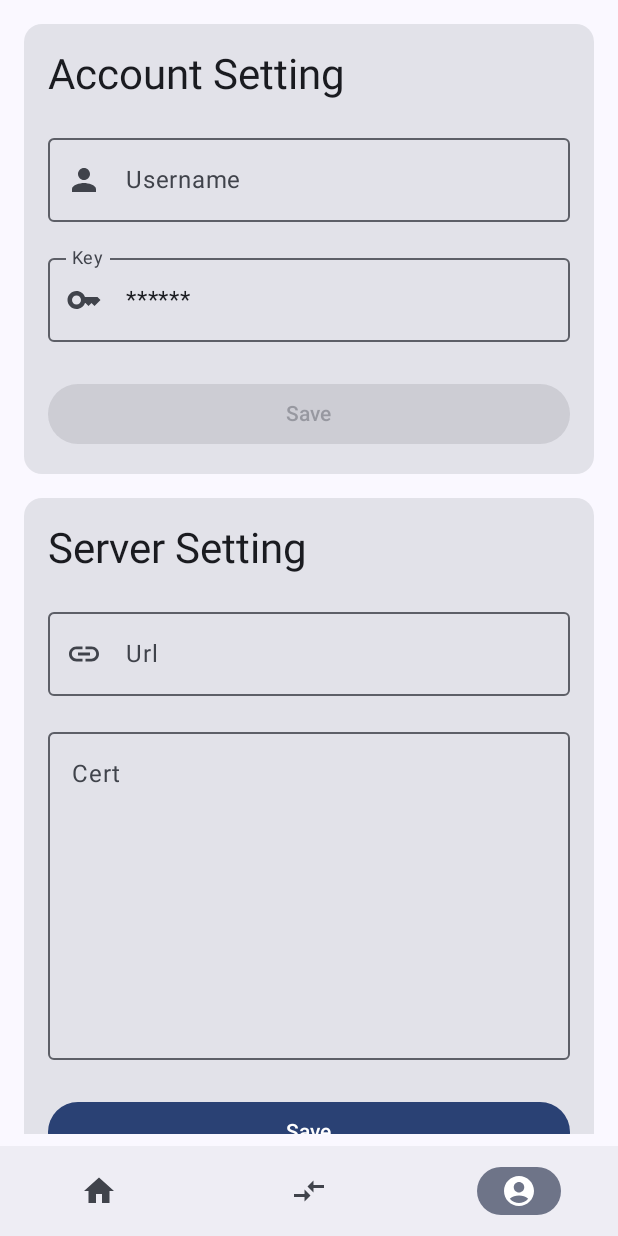
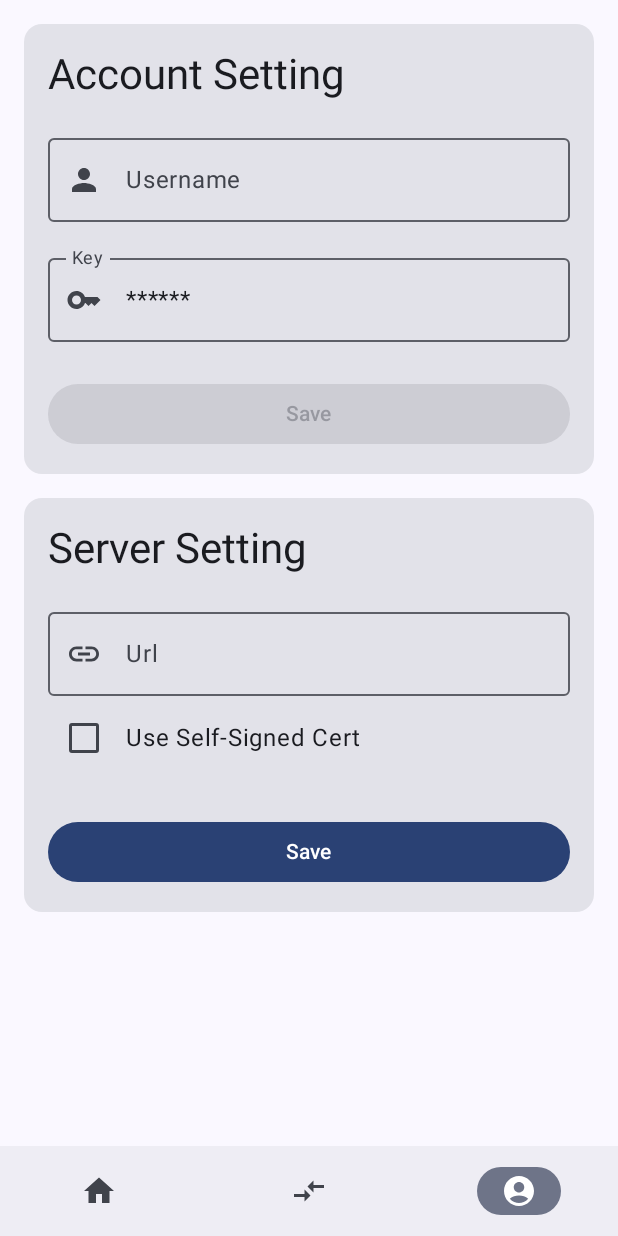
Before and after one commit to rootacite/Aether, an Android app built with Jetpack Compose: the MeScreen screen opened through its navigation route, after a tap on "Save", on a phone screen of 412 x 824 dp. Run offline under Robolectric (Android 15) with nearby library versions, the light colour scheme and no system bars; our stand-ins replace Dagger/Hilt's generated code.

Commit message:
[feat] Optional self signed certificate

```diff
--- a/app/src/main/java/com/acitelight/aether/AetherApp.kt
+++ b/app/src/main/java/com/acitelight/aether/AetherApp.kt
@@ -5,9 +5,11 @@ import android.content.Context
 import androidx.datastore.core.DataStore
 import androidx.datastore.preferences.core.Preferences
 import androidx.datastore.preferences.preferencesDataStore
+import dagger.hilt.android.HiltAndroidApp
 
 val Context.dataStore: DataStore<Preferences> by preferencesDataStore(name = "configure")
 
+@HiltAndroidApp
 class AetherApp : Application() {
     override fun onCreate() {
         super.onCreate()
--- a/app/src/main/java/com/acitelight/aether/MainActivity.kt
+++ b/app/src/main/java/com/acitelight/aether/MainActivity.kt
@@ -55,10 +55,17 @@ import com.acitelight.aether.view.HomeScreen
 import com.acitelight.aether.view.MeScreen
 import com.acitelight.aether.view.VideoPlayer
 import com.acitelight.aether.view.VideoScreen
+import dagger.hilt.android.AndroidEntryPoint
+import kotlinx.coroutines.Dispatchers
+import kotlinx.coroutines.withContext
+import okhttp3.OkHttpClient
+import okhttp3.Request
 
+@AndroidEntryPoint
 class MainActivity : ComponentActivity() {
     override fun onCreate(savedInstanceState: Bundle?) {
         super.onCreate(savedInstanceState)
+
         window.attributes = window.attributes.apply {
             screenBrightness = WindowManager.LayoutParams.BRIGHTNESS_OVERRIDE_NONE
         }
--- /dev/null
+++ b/app/src/main/java/com/acitelight/aether/service/SettingsDataStoreManager.kt
@@ -0,0 +1,85 @@
+package com.acitelight.aether.service
+
+import android.content.Context
+import androidx.datastore.core.DataStore
+import androidx.datastore.preferences.core.Preferences
+import androidx.datastore.preferences.core.booleanPreferencesKey
+import androidx.datastore.preferences.core.edit
+import androidx.datastore.preferences.core.stringPreferencesKey
+import androidx.datastore.preferences.preferencesDataStore
+import dagger.hilt.android.qualifiers.ApplicationContext
+import kotlinx.coroutines.flow.Flow
+import kotlinx.coroutines.flow.map
+import javax.inject.Inject
+import javax.inject.Singleton
+
+private val Context.dataStore: DataStore<Preferences> by preferencesDataStore(name = "settings")
+
+@Singleton
+class SettingsDataStoreManager @Inject constructor(
+    @ApplicationContext private val context: Context
+) {
+    companion object {
+        val USER_NAME_KEY = stringPreferencesKey("user_name")
+        val PRIVATE_KEY = stringPreferencesKey("private_key")
+        val URL_KEY = stringPreferencesKey("url")
+        val CERT_KEY = stringPreferencesKey("cert")
+        val USE_SELF_SIGNED_KEY = booleanPreferencesKey("use_self_signed")
+    }
+
+    val userNameFlow: Flow<String> = context.dataStore.data.map { preferences ->
+        preferences[USER_NAME_KEY] ?: ""
+    }
+
+    val privateKeyFlow: Flow<String> = context.dataStore.data.map { preferences ->
+        preferences[PRIVATE_KEY] ?: ""
+    }
+
+    val urlFlow: Flow<String> = context.dataStore.data.map { preferences ->
+        preferences[URL_KEY] ?: ""
+    }
+
+    val certFlow: Flow<String> = context.dataStore.data.map { preferences ->
+        preferences[CERT_KEY] ?: ""
+    }
+
+    val useSelfSignedFlow: Flow<Boolean> = context.dataStore.data.map { preferences ->
+        preferences[USE_SELF_SIGNED_KEY] ?: false
+    }
+
+    suspend fun saveUserName(name: String) {
+        context.dataStore.edit { preferences ->
+            preferences[USER_NAME_KEY] = name
+        }
+    }
+
+    suspend fun savePrivateKey(key: String) {
+        context.dataStore.edit { preferences ->
+            preferences[PRIVATE_KEY] = key
+        }
+    }
+
+    suspend fun saveUrl(url: String) {
+        context.dataStore.edit { preferences ->
+            preferences[URL_KEY] = url
+        }
+    }
+
+    suspend fun saveCert(cert: String) {
+        context.dataStore.edit { preferences ->
+            preferences[CERT_KEY] = cert
+        }
+    }
+
+    suspend fun saveUseSelfSigned(useSelfSigned: Boolean) {
+        context.dataStore.edit { preferences ->
+            preferences[USE_SELF_SIGNED_KEY] = useSelfSigned
+        }
+    }
+
+    suspend fun clearAll() {
+        context.dataStore.edit { preferences ->
+            preferences.clear()
+        }
+    }
+}
--- a/app/src/main/java/com/acitelight/aether/view/HomeScreen.kt
+++ b/app/src/main/java/com/acitelight/aether/view/HomeScreen.kt
@@ -22,6 +22,7 @@ import androidx.compose.ui.draw.alpha
 import androidx.compose.ui.tooling.preview.Preview
 import androidx.compose.ui.unit.dp
 import androidx.compose.ui.unit.sp
+import androidx.hilt.navigation.compose.hiltViewModel
 import androidx.lifecycle.viewmodel.compose.viewModel
 import androidx.navigation.NavController
 import com.acitelight.aether.Global
@@ -30,7 +31,7 @@ import com.acitelight.aether.service.RecentManager
 import com.acitelight.aether.viewModel.HomeScreenViewModel
 
 @Composable
-fun HomeScreen(homeScreenViewModel: HomeScreenViewModel = viewModel(), navController: NavController)
+fun HomeScreen(homeScreenViewModel: HomeScreenViewModel = hiltViewModel(), navController: NavController)
 {
     if(Global.loggedIn)
         homeScreenViewModel.Init()
--- a/app/src/main/java/com/acitelight/aether/view/MeScreen.kt
+++ b/app/src/main/java/com/acitelight/aether/view/MeScreen.kt
@@ -3,11 +3,13 @@ package com.acitelight.aether.view
 import android.widget.Toast
 import androidx.compose.foundation.layout.Arrangement
 import androidx.compose.foundation.layout.Column
+import androidx.compose.foundation.layout.Row
 import androidx.compose.foundation.layout.Spacer
 import androidx.compose.foundation.layout.fillMaxSize
 import androidx.compose.foundation.layout.fillMaxWidth
 import androidx.compose.foundation.layout.height
 import androidx.compose.foundation.layout.padding
+import androidx.compose.foundation.layout.width
 import androidx.compose.foundation.lazy.LazyColumn
 import androidx.compose.foundation.text.KeyboardOptions
 import androidx.compose.material.icons.Icons
@@ -17,6 +19,7 @@ import androidx.compose.material.icons.filled.Person
 import androidx.compose.material.icons.filled.Security
 import androidx.compose.material3.Button
 import androidx.compose.material3.Card
+import androidx.compose.material3.Checkbox
 import androidx.compose.material3.Icon
 import androidx.compose.material3.MaterialTheme
 import androidx.compose.material3.OutlinedTextField
@@ -32,16 +35,19 @@ import androidx.compose.ui.text.TextStyle
 import androidx.compose.ui.text.input.KeyboardType
 import androidx.compose.ui.unit.dp
 import androidx.compose.ui.unit.sp
+import androidx.hilt.navigation.compose.hiltViewModel
 import androidx.lifecycle.viewmodel.compose.viewModel
 import com.acitelight.aether.viewModel.MeScreenViewModel
 
 @Composable
-fun MeScreen(meScreenViewModel: MeScreenViewModel = viewModel()) {
+fun MeScreen(meScreenViewModel: MeScreenViewModel = hiltViewModel()) {
     val context = LocalContext.current
     var username by meScreenViewModel.username;
     var privateKey by meScreenViewModel.privateKey;
     var url by meScreenViewModel.url
     var cert by meScreenViewModel.cert
+
+    val uss by meScreenViewModel.uss.collectAsState(initial = false)
 
     LazyColumn(
         modifier = Modifier
@@ -134,6 +140,8 @@ fun MeScreen(meScreenViewModel: MeScreenViewModel = viewModel()) {
                             .align(Alignment.Start)
                     )
 
+                    Spacer(modifier = Modifier.width(8.dp))
+
                     // Username input field
                     OutlinedTextField(
                         value = url,
@@ -146,9 +154,25 @@ fun MeScreen(meScreenViewModel: MeScreenViewModel = viewModel()) {
                         modifier = Modifier.fillMaxWidth()
                     )
 
-                    Spacer(modifier = Modifier.height(16.dp))
+                    Spacer(modifier = Modifier.height(4.dp))
 
+                    Row(Modifier.align(Alignment.Start)) {
+                        Checkbox(
+                            checked = uss,
+                            onCheckedChange = { isChecked ->
+                                meScreenViewModel.onUseSelfSignedCheckedChange(isChecked)
+                            },
+                            modifier = Modifier.align(Alignment.CenterVertically)
+                        )
+                        Spacer(modifier = Modifier.width(4.dp))
+                        Text(
+                            text = "Use Self-Signed Cert",
+                            modifier = Modifier.align(Alignment.CenterVertically)
+                        )
+                    }
+                    Spacer(modifier = Modifier.height(4.dp))
                     // Private key input field
+                    if (uss)
                         OutlinedTextField(
                             value = cert,
                             onValueChange = { cert = it },
--- a/app/src/main/java/com/acitelight/aether/viewModel/HomeScreenViewModel.kt
+++ b/app/src/main/java/com/acitelight/aether/viewModel/HomeScreenViewModel.kt
@@ -31,33 +31,19 @@ import kotlinx.coroutines.flow.StateFlow
 import kotlinx.coroutines.flow.first
 import kotlinx.coroutines.flow.map
 import kotlinx.coroutines.launch
+import javax.inject.Inject
+import com.acitelight.aether.service.*
+import dagger.hilt.android.lifecycle.HiltViewModel
 
-class HomeScreenViewModel(application: Application) : AndroidViewModel(application)
+
+@HiltViewModel
+class HomeScreenViewModel @Inject constructor(
+    private val settingsDataStoreManager: SettingsDataStoreManager
+) : ViewModel()
 {
-    private val dataStore = application.dataStore
-    private val USER_NAME_KEY = stringPreferencesKey("user_name")
-    private val PRIVATE_KEY   = stringPreferencesKey("private_key")
-    private val URL_KEY = stringPreferencesKey("url")
-    private val CERT_KEY   = stringPreferencesKey("cert")
-
-    val userNameFlow: Flow<String> = dataStore.data.map { preferences ->
-        preferences[USER_NAME_KEY] ?: ""
-    }
-
-    val privateKeyFlow: Flow<String> = dataStore.data.map {  preferences ->
-        preferences[PRIVATE_KEY] ?: ""
-    }
-
-    val urlFlow: Flow<String> = dataStore.data.map { preferences ->
-        preferences[URL_KEY] ?: ""
-    }
-
-    val certFlow: Flow<String> = dataStore.data.map {  preferences ->
-        preferences[CERT_KEY] ?: ""
-    }
-
     var _init = false
     var imageLoader: ImageLoader? = null;
+    val uss = settingsDataStoreManager.useSelfSignedFlow
 
     @Composable
     fun Init(){
@@ -79,15 +65,15 @@ class HomeScreenViewModel(application: Application) : AndroidViewModel(applicati
 
     init {
         viewModelScope.launch {
-            val u = userNameFlow.first()
-            val p = privateKeyFlow.first()
-            val ur = urlFlow.first()
-            val c = certFlow.first()
+            val u = settingsDataStoreManager.userNameFlow.first()
+            val p = settingsDataStoreManager.privateKeyFlow.first()
+            val ur = settingsDataStoreManager.urlFlow.first()
+            val c = settingsDataStoreManager.certFlow.first()
 
-            if(u=="" || p=="" || ur=="" || c=="") return@launch
+            if(u=="" || p=="" || ur=="") return@launch
 
             try{
-                val usedUrl = ApiClient.apply(ur, c)
+                val usedUrl = ApiClient.apply(ur, if(uss.first()) c else "")
 
                 if (MediaManager.token == "null")
                     MediaManager.token = AuthManager.fetchToken(
--- a/app/src/main/java/com/acitelight/aether/viewModel/MeScreenViewModel.kt
+++ b/app/src/main/java/com/acitelight/aether/viewModel/MeScreenViewModel.kt
@@ -8,6 +8,7 @@ import androidx.compose.ui.platform.LocalContext
 import androidx.datastore.preferences.core.edit
 import androidx.datastore.preferences.core.stringPreferencesKey
 import androidx.lifecycle.AndroidViewModel
+import androidx.lifecycle.ViewModel
 import androidx.lifecycle.viewModelScope
 import com.acitelight.aether.Global
 import com.acitelight.aether.dataStore
@@ -20,63 +21,52 @@ import kotlinx.coroutines.flow.MutableStateFlow
 import kotlinx.coroutines.flow.first
 import kotlinx.coroutines.flow.map
 import kotlinx.coroutines.launch
+import javax.inject.Inject
+import com.acitelight.aether.service.*
+import dagger.hilt.android.lifecycle.HiltViewModel
 
-class MeScreenViewModel(application: Application) : AndroidViewModel(application) {
-    private val dataStore = application.dataStore
-    private val USER_NAME_KEY = stringPreferencesKey("user_name")
-    private val PRIVATE_KEY   = stringPreferencesKey("private_key")
-    private val URL_KEY = stringPreferencesKey("url")
-    private val CERT_KEY   = stringPreferencesKey("cert")
-
-    val userNameFlow: Flow<String> = dataStore.data.map { preferences ->
-        preferences[USER_NAME_KEY] ?: ""
-    }
-
-    val privateKeyFlow: Flow<String> = dataStore.data.map {  preferences ->
-        preferences[PRIVATE_KEY] ?: ""
-    }
-
-    val urlFlow: Flow<String> = dataStore.data.map { preferences ->
-        preferences[URL_KEY] ?: ""
-    }
-
-    val certFlow: Flow<String> = dataStore.data.map {  preferences ->
-        preferences[CERT_KEY] ?: ""
-    }
+@HiltViewModel
+class MeScreenViewModel @Inject constructor(
+    private val settingsDataStoreManager: SettingsDataStoreManager
+) : ViewModel() {
 
     val username = mutableStateOf("");
     val privateKey = mutableStateOf("")
     val url = mutableStateOf("");
     val cert = mutableStateOf("")
 
+    val uss = settingsDataStoreManager.useSelfSignedFlow
+
     init {
         viewModelScope.launch {
-            username.value = userNameFlow.first()
-            privateKey.value = if (privateKeyFlow.first() == "") "" else "******"
-            url.value = urlFlow.first()
-            cert.value = certFlow.first()
+            username.value = settingsDataStoreManager.userNameFlow.first()
+            privateKey.value = if (settingsDataStoreManager.privateKeyFlow.first() == "") "" else "******"
+            url.value = settingsDataStoreManager.urlFlow.first()
+            cert.value = settingsDataStoreManager.certFlow.first()
+        }
+    }
+
+    fun onUseSelfSignedCheckedChange(isChecked: Boolean) {
+        viewModelScope.launch {
+            settingsDataStoreManager.saveUseSelfSigned(isChecked)
         }
     }
 
     fun updateServer(u: String, c: String, context: Context)
     {
         viewModelScope.launch {
-            dataStore.edit { preferences ->
-                preferences[URL_KEY] = u
-                preferences[CERT_KEY] = c
-            }
+            settingsDataStoreManager.saveUrl(u)
+            settingsDataStoreManager.saveCert(c)
 
             Global.loggedIn = false
 
-            val us = userNameFlow.first()
-            val u = urlFlow.first()
-            val c = certFlow.first()
-            val p = privateKeyFlow.first()
+            val us = settingsDataStoreManager.userNameFlow.first()
+            val p = settingsDataStoreManager.privateKeyFlow.first()
 
-            if (u == "" || c == "" || p == "" || us == "") return@launch
+            if (u == "" || p == "" || us == "") return@launch
 
             try {
-                val usedUrl = ApiClient.apply(u, c)
+                val usedUrl = ApiClient.apply(u, if(uss.first()) c else "")
                 MediaManager.token = AuthManager.fetchToken(
                     us,
                     p
@@ -93,22 +83,18 @@ class MeScreenViewModel(application: Application) : AndroidViewModel(application
 
     fun updateAccount(u: String, p: String, context: Context) {
         viewModelScope.launch {
-            dataStore.edit { preferences ->
-                preferences[USER_NAME_KEY] = u
-                preferences[PRIVATE_KEY] = p
-            }
+            settingsDataStoreManager.saveUserName(u)
+            settingsDataStoreManager.savePrivateKey(p)
 
             privateKey.value = "******"
 
             Global.loggedIn = false
 
-            val u = userNameFlow.first()
-            val p = privateKeyFlow.first()
+            val u = settingsDataStoreManager.userNameFlow.first()
+            val p = settingsDataStoreManager.privateKeyFlow.first()
+            val ur = settingsDataStoreManager.urlFlow.first()
 
-            val ur = urlFlow.first()
-            val c = certFlow.first()
-
-            if (u == "" || p == "" || ur == "" || c == "") return@launch
+            if (u == "" || p == "" || ur == "") return@launch
 
             try {
                 MediaManager.token = AuthManager.fetchToken(
--- a/build.gradle.kts
+++ b/build.gradle.kts
@@ -3,4 +3,7 @@ plugins {
     alias(libs.plugins.android.application) apply false
     alias(libs.plugins.kotlin.android) apply false
     alias(libs.plugins.kotlin.compose) apply false
+
+    alias(libs.plugins.hilt.android) apply false
+    alias(libs.plugins.ksp) apply false
 }
```
Also changed, not shown: app/build.gradle.kts (+12 -5 lines), app/src/main/java/com/acitelight/aether/service/ApiClient.kt (+24 -11 lines), app/src/main/java/com/acitelight/aether/service/AuthManager.kt (+13 -2 lines), gradle/libs.versions.toml (+14 -3 lines). Lines whose indentation alone changed are shown as unchanged.
